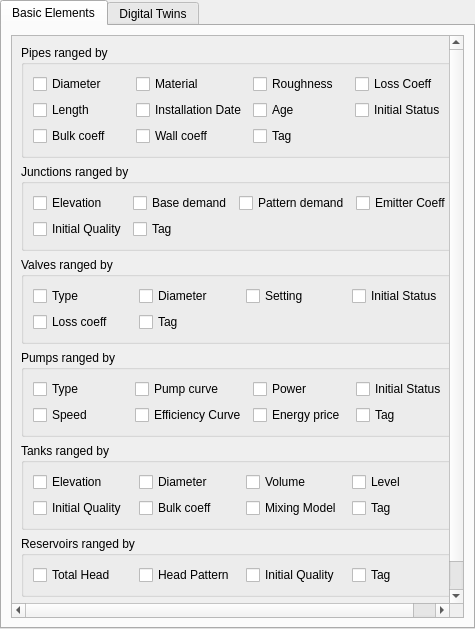
Old version of the form ui/qgisred_thematicmaps_dialog.ui in the repository qgisred/QGISRed.
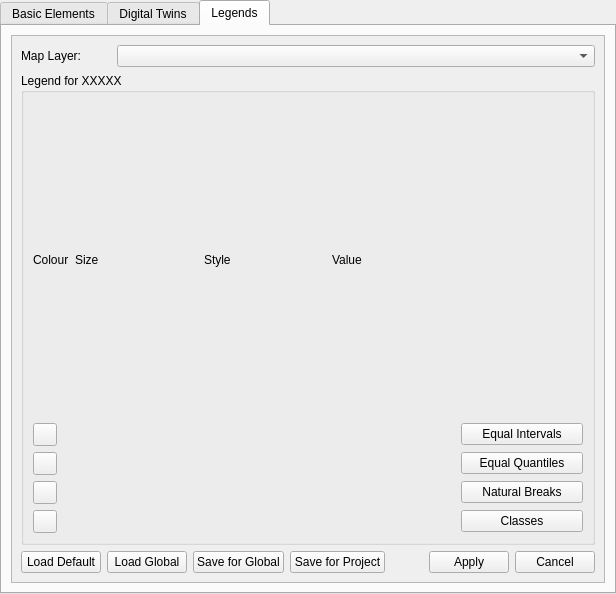
New version of the form. Custom widgets are drawn as their Qt base class.

Commit message: Layer and Culture Fixes

```diff
--- a/ui/qgisred_thematicmaps_dialog.ui
+++ b/ui/qgisred_thematicmaps_dialog.ui
@@ -6,8 +6,8 @@
    <rect>
     <x>0</x>
     <y>0</y>
-    <width>475</width>
-    <height>629</height>
+    <width>616</width>
+    <height>594</height>
    </rect>
   </property>
   <property name="sizePolicy">
@@ -38,7 +38,7 @@
    <item>
     <widget class="QTabWidget" name="tabWidget">
      <property name="currentIndex">
-      <number>0</number>
+      <number>2</number>
      </property>
      <property name="movable">
       <bool>false</bool>
@@ -70,8 +70,8 @@
            <rect>
             <x>0</x>
             <y>0</y>
-            <width>449</width>
-            <height>583</height>
+            <width>590</width>
+            <height>548</height>
            </rect>
           </property>
           <layout class="QVBoxLayout" name="verticalLayout_2">
@@ -631,10 +631,217 @@
        </item>
       </layout>
      </widget>
+     <widget class="QWidget" name="tab_legends">
+      <attribute name="title">
+       <string>Legends</string>
+      </attribute>
+      <layout class="QHBoxLayout" name="horizontalLayout_3">
+       <item>
+        <widget class="QScrollArea" name="scrollArea_4">
+         <property name="sizePolicy">
+          <sizepolicy hsizetype="Preferred" vsizetype="Preferred">
+           <horstretch>0</horstretch>
+           <verstretch>0</verstretch>
+          </sizepolicy>
+         </property>
+         <property name="sizeAdjustPolicy">
+          <enum>QAbstractScrollArea::AdjustToContents</enum>
+         </property>
+         <property name="widgetResizable">
+          <bool>true</bool>
+         </property>
+         <widget class="QWidget" name="scrollAreaWidgetContents_4">
+          <property name="geometry">
+           <rect>
+            <x>0</x>
+            <y>0</y>
+            <width>590</width>
+            <height>548</height>
+           </rect>
+          </property>
+          <layout class="QVBoxLayout" name="verticalLayout_6">
+           <item>
+            <layout class="QHBoxLayout" name="horizontalLayout_7">
+             <item>
+              <widget class="QLabel" name="label">
+               <property name="maximumSize">
+                <size>
+                 <width>90</width>
+                 <height>16777215</height>
+                </size>
+               </property>
+               <property name="text">
+                <string>Map Layer: </string>
+               </property>
+              </widget>
+             </item>
+             <item>
+              <widget class="QgsMapLayerComboBox" name="mMapLayerComboBox"/>
+             </item>
+            </layout>
+           </item>
+           <item>
+            <widget class="QGroupBox" name="gbLegend">
+             <property name="title">
+              <string>Legend for XXXXX</string>
+             </property>
+             <layout class="QGridLayout" name="gridLayout_14">
+              <item row="0" column="0">
+               <layout class="QGridLayout" name="gridLayout_7">
+                <item row="3" column="0">
+                 <widget class="QgsColorButton" name="mColorButton_3"/>
+                </item>
+                <item row="2" column="4">
+                 <widget class="QPushButton" name="pushButton_5">
+                  <property name="text">
+                   <string>Equal Quantiles</string>
+                  </property>
+                 </widget>
+                </item>
+                <item row="0" column="2">
+                 <widget class="QLabel" name="label_4">
+                  <property name="text">
+                   <string>Style</string>
+                  </property>
+                 </widget>
+                </item>
+                <item row="0" column="3">
+                 <widget class="QLabel" name="label_5">
+                  <property name="text">
+                   <string>Value</string>
+                  </property>
+                 </widget>
+                </item>
+                <item row="4" column="0">
+                 <widget class="QgsColorButton" name="mColorButton_4"/>
+                </item>
+                <item row="1" column="4">
+                 <widget class="QPushButton" name="pushButton_4">
+                  <property name="text">
+                   <string>Equal Intervals</string>
+                  </property>
+                 </widget>
+                </item>
+                <item row="1" column="0">
+                 <widget class="QgsColorButton" name="mColorButton"/>
+                </item>
+                <item row="0" column="0">
+                 <widget class="QLabel" name="label_2">
+                  <property name="text">
+                   <string>Colour</string>
+                  </property>
+                 </widget>
+                </item>
+                <item row="2" column="0">
+                 <widget class="QgsColorButton" name="mColorButton_2"/>
+                </item>
+                <item row="0" column="1">
+                 <widget class="QLabel" name="label_3">
+                  <property name="text">
+                   <string>Size</string>
+                  </property>
+                 </widget>
+                </item>
+                <item row="3" column="4">
+                 <widget class="QPushButton" name="pushButton_6">
+                  <property name="text">
+                   <string>Natural Breaks</string>
+                  </property>
+                 </widget>
+                </item>
+                <item row="4" column="4">
+                 <widget class="QPushButton" name="pushButton_7">
+                  <property name="text">
+                   <string>Classes</string>
+                  </property>
+                 </widget>
+                </item>
+               </layout>
+              </item>
+             </layout>
+            </widget>
+           </item>
+           <item>
+            <layout class="QHBoxLayout" name="horizontalLayout_6">
+             <item>
+              <widget class="QPushButton" name="btLoadDefault">
+               <property name="text">
+                <string>Load Default</string>
+               </property>
+              </widget>
+             </item>
+             <item>
+              <widget class="QPushButton" name="pushButton_3">
+               <property name="text">
+                <string>Load Global</string>
+               </property>
+              </widget>
+             </item>
+             <item>
+              <widget class="QPushButton" name="pushButton_2">
+               <property name="text">
+                <string>Save for Global</string>
+               </property>
+              </widget>
+             </item>
+             <item>
+              <widget class="QPushButton" name="pushButton">
+               <property name="text">
+                <string>Save for Project</string>
+               </property>
+              </widget>
+             </item>
+             <item>
+              <spacer name="horizontalSpacer_4">
+               <property name="orientation">
+                <enum>Qt::Horizontal</enum>
+               </property>
+               <property name="sizeHint" stdset="0">
+                <size>
+                 <width>0</width>
+                 <height>0</height>
+                </size>
+               </property>
+              </spacer>
+             </item>
+             <item>
+              <widget class="QPushButton" name="btApplyLegend">
+               <property name="text">
+                <string>Apply</string>
+               </property>
+              </widget>
+             </item>
+             <item>
+              <widget class="QPushButton" name="btCancelLegend">
+               <property name="text">
+                <string>Cancel</string>
+               </property>
+              </widget>
+             </item>
+            </layout>
+           </item>
+          </layout>
+         </widget>
+        </widget>
+       </item>
+      </layout>
+     </widget>
     </widget>
    </item>
   </layout>
  </widget>
+ <customwidgets>
+  <customwidget>
+   <class>QgsColorButton</class>
+   <extends>QToolButton</extends>
+   <header>qgscolorbutton.h</header>
+  </customwidget>
+  <customwidget>
+   <class>QgsMapLayerComboBox</class>
+   <extends>QComboBox</extends>
+   <header>qgsmaplayercombobox.h</header>
+  </customwidget>
+ </customwidgets>
  <resources/>
  <connections/>
 </ui>
```
Left out of the diff: 4 changed lines with no effect on the pictures. The commit also changes 4 other files.
